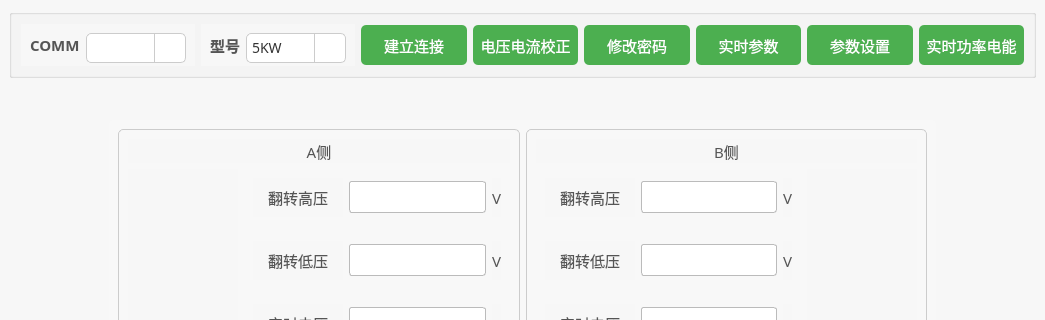
Qt form mainwindow.ui (Curtain-Wang/BatteryControl) before a commit; both pictures show x 0 to 1045 and y 0 to 320 of the 1045 by 746 pixel window.
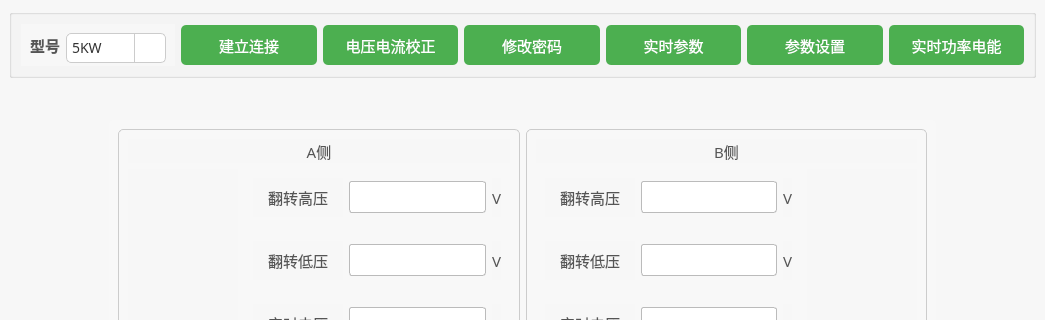
The same form after that commit. Icons and pictures are not drawn. Custom widgets are drawn as their Qt base class.

Commit message: 调整建立、断开连接逻辑。定时接收数据逻辑

Patch:
```diff
--- a/mainwindow.ui
+++ b/mainwindow.ui
@@ -88,108 +88,6 @@
        <string/>
       </property>
       <layout class="QHBoxLayout" name="horizontalLayout_4">
-       <item>
-        <widget class="QGroupBox" name="groupBox_35">
-         <property name="minimumSize">
-          <size>
-           <width>150</width>
-           <height>30</height>
-          </size>
-         </property>
-         <property name="maximumSize">
-          <size>
-           <width>250</width>
-           <height>16777215</height>
-          </size>
-         </property>
-         <property name="styleSheet">
-          <string notr="true">QGroupBox {
-    border: none
-}
-</string>
-         </property>
-         <property name="title">
-          <string/>
-         </property>
-         <layout class="QHBoxLayout" name="horizontalLayout_30">
-          <item>
-           <widget class="QLabel" name="label_30">
-            <property name="maximumSize">
-             <size>
-              <width>55</width>
-              <height>16777215</height>
-             </size>
-            </property>
-            <property name="font">
-             <font>
-              <family>Microsoft YaHei</family>
-              <pointsize>-1</pointsize>
-              <bold>true</bold>
-             </font>
-            </property>
-            <property name="styleSheet">
-             <string notr="true">QLabel {
-    font-size: 15px; /* 字体大小 */
-    font-weight: bold; /* 加粗 */
-    text-align: center; /* 文本居中 */
-}
-</string>
-            </property>
-            <property name="text">
-             <string>COMM</string>
-            </property>
-           </widget>
-          </item>
-          <item>
-           <widget class="MyComboBox" name="comboBox_2">
-            <property name="minimumSize">
-             <size>
-              <width>100</width>
-              <height>30</height>
-             </size>
-            </property>
-            <property name="maximumSize">
-             <size>
-              <width>150</width>
-              <height>30</height>
-             </size>
-            </property>
-            <property name="font">
-             <font>
-              <family>Microsoft YaHei</family>
-              <pointsize>-1</pointsize>
-             </font>
-            </property>
-            <property name="styleSheet">
-             <string notr="true">QComboBox {
-    border: 1px solid #cccccc; /* 边框 */
-    border-radius: 5px;
-    background-color: #ffffff;
-}
-QComboBox::drop-down {
-    border-left: 1px solid #cccccc; /* 下拉按钮的边框 */
-    width: 30px;
-}
-QComboBox::down-arrow {
-    image: url(:/icons/images/arrow_down.png); /* 您可以替换为您自己的下拉箭头图标 */
-}
-</string>
-            </property>
-            <item>
-             <property name="text">
-              <string/>
-             </property>
-            </item>
-            <item>
-             <property name="text">
-              <string/>
-             </property>
-            </item>
-           </widget>
-          </item>
-         </layout>
-        </widget>
-       </item>
        <item>
         <widget class="QGroupBox" name="groupBox_36">
          <property name="minimumSize">
@@ -2200,11 +2098,6 @@
    <extends>QWidget</extends>
    <header>tpscale.h</header>
   </customwidget>
-  <customwidget>
-   <class>MyComboBox</class>
-   <extends>QComboBox</extends>
-   <header>mycombobox.h</header>
-  </customwidget>
  </customwidgets>
  <resources/>
  <connections/>
```
The commit also changes 1 other file.
